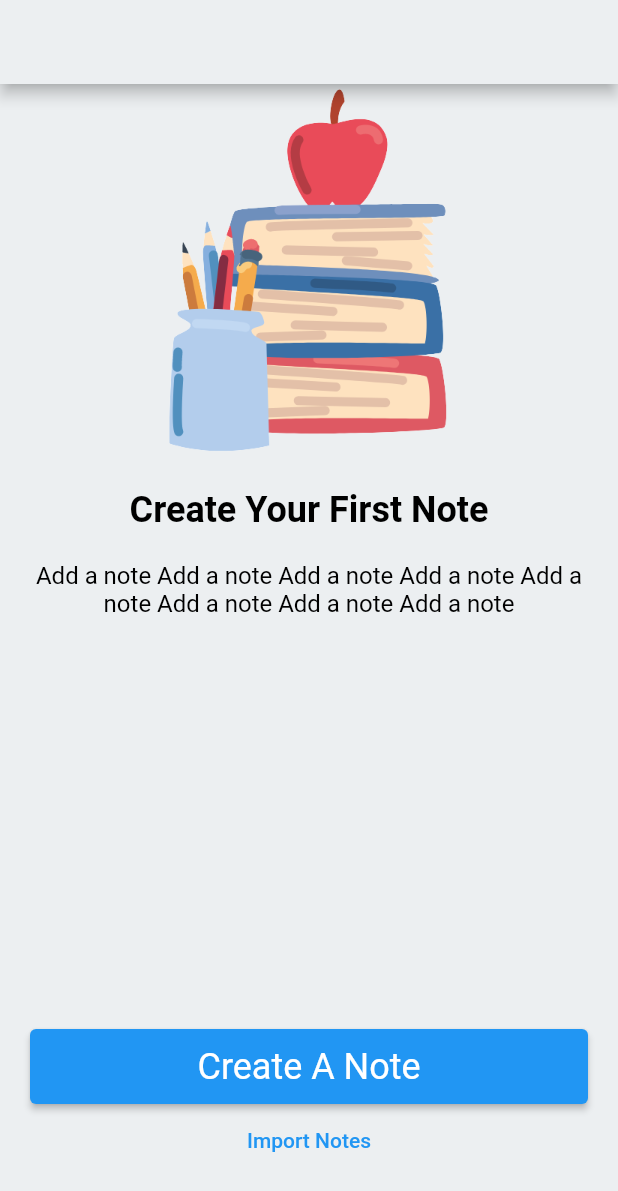
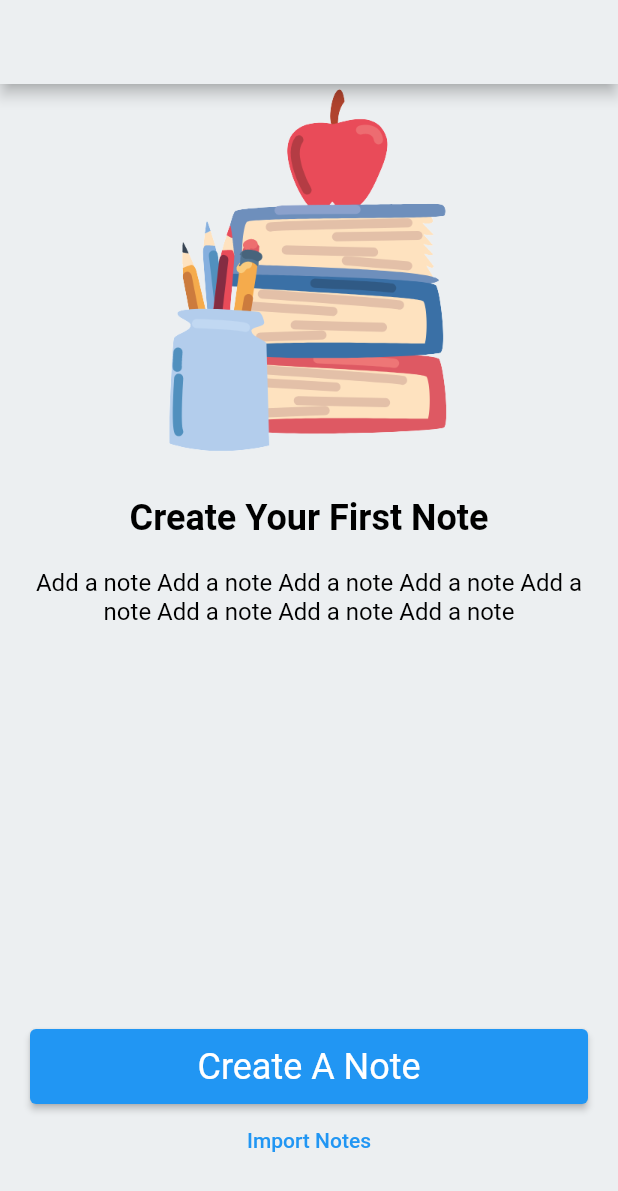
Before and after one commit to enisodesen/flutter_application_3, a Flutter app: the screen it shows after launch, on a phone screen of 412 x 824 dp. Shown: the top 1191 px of the screen. Run offline on Flutter 3.47's test engine with Material 2 defaults, Android fonts, the phone set to English and light mode, and no system bars.

Commit message:
paddind_update

```diff
--- a/lib/101/note_demos.dart
+++ b/lib/101/note_demos.dart
@@ -23,7 +23,7 @@ class NoteDemos extends StatelessWidget {
           children: [
             SizedBox(height: 250, child: Image.asset("assets/book.png")),
             Padding(
-              padding: const EdgeInsets.only(top: 20),
+              padding: const EdgeInsets.only(top: 25),
               child: _TitleWidget(title: _title),
             ),
             Padding(
```
